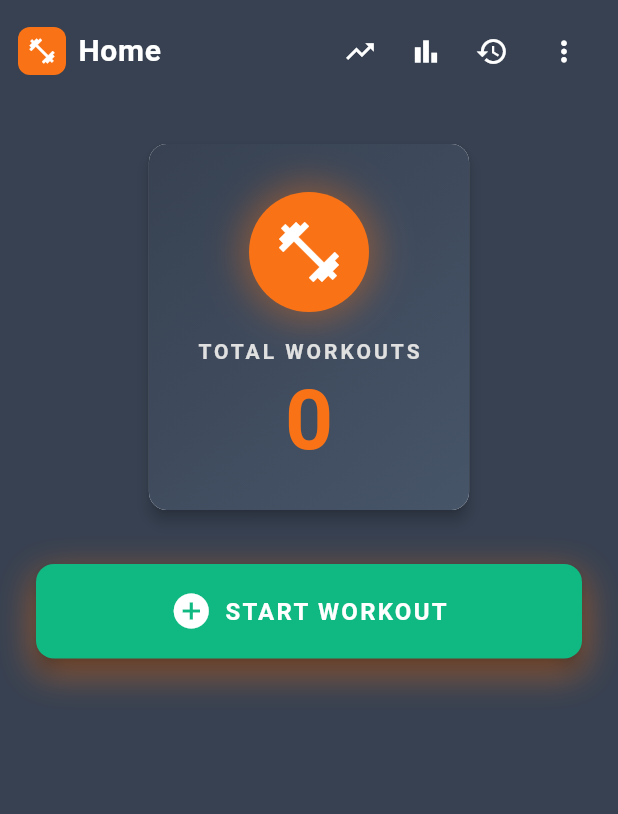
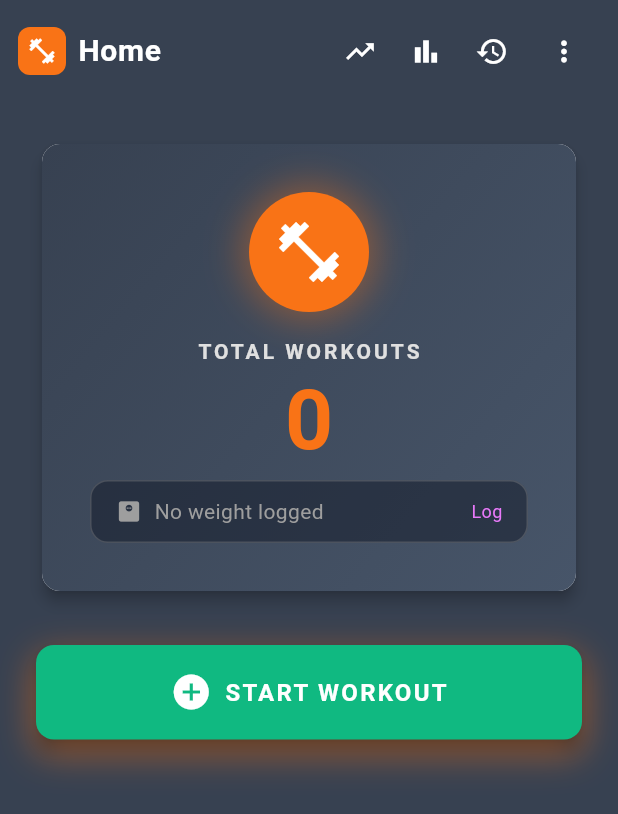
Before and after one commit to repkuc/workout-tracker-flutter, a Flutter app: the screen it shows after launch, on a phone screen of 412 x 824 dp. Shown: the top 814 px of the screen. Run offline on Flutter 3.47's test engine with Material 3 defaults, Android fonts, the phone set to English and light mode, and no system bars; our stand-ins replace easy_localization, file_picker, fl_chart, share_plus, shared_preferences.

Commit message:
feat: add body weight widget on home page

```diff
--- a/lib/main.dart
+++ b/lib/main.dart
@@ -1,5 +1,6 @@
 import 'package:flutter/material.dart';
 import 'package:easy_localization/easy_localization.dart';
+import 'package:workout_diary/services/body_weight_service.dart';
 import 'services/workout_service.dart';
 import 'pages/workout_editor_page.dart';
 import 'pages/history_page.dart';
@@ -7,6 +8,8 @@ import 'models/workout_models.dart';
 import 'pages/statistics_page.dart';
 import 'pages/progress_page.dart';
 import 'services/backup_service.dart';
+import 'services/body_weight_service.dart';
+import 'models/body_weight_entry.dart';
 
 void main() async {
   WidgetsFlutterBinding.ensureInitialized();
@@ -152,6 +155,7 @@ class _HomePageState extends State<HomePage> {
   bool _isLoading = true;
   int _draftCount = 0;
   Workout? _currentWorkout;
+  BodyWeightEntry? _todayWeight;
 
 // Контроллер для названия новой тренировки
   final _newWorkoutNameController = TextEditingController();
@@ -165,10 +169,12 @@ class _HomePageState extends State<HomePage> {
   Future<void> _loadWorkoutCount() async {
     final workouts = await _service.getCompletedWorkouts();
     final draft = await _service.getDraftWorkout();
+    final todayWeight = await BodyWeightService().getTodayEntry();
     setState(() {
       _workoutCount = workouts.length;
       _draftCount = draft != null ? 1 : 0;
       _currentWorkout = draft;
+      _todayWeight = todayWeight;
       _isLoading = false;
     });
   }
@@ -499,7 +505,82 @@ class _HomePageState extends State<HomePage> {
                                         height: 1,
                                       ),
                                     ),
-
+// Виджет веса тела
+                                    const SizedBox(height: 12),
+                                    GestureDetector(
+                                      onTap: () {
+                                        Navigator.push(
+                                          context,
+                                          MaterialPageRoute(
+                                            builder: (context) =>
+                                                const ProgressPage(),
+                                          ),
+                                        ).then((_) => _loadWorkoutCount());
+                                      },
+                                      child: Container(
+                                        padding: const EdgeInsets.symmetric(
+                                          horizontal: 16,
+                                          vertical: 10,
+                                        ),
+                                        decoration: BoxDecoration(
+                                          color: const Color(0xFF111827)
+                                              .withOpacity(0.5),
+                                          borderRadius:
+                                              BorderRadius.circular(12),
+                                          border: Border.all(
+                                            color: _todayWeight != null
+                                                ? const Color(0xFFE879F9)
+                                                    .withOpacity(0.5)
+                                                : Colors.grey.withOpacity(0.3),
+                                            width: 1,
+                                          ),
+                                        ),
+                                        child: Row(
+                                          mainAxisAlignment:
+                                              MainAxisAlignment.spaceBetween,
+                                          children: [
+                                            Row(
+                                              children: [
+                                                Icon(
+                                                  Icons.monitor_weight,
+                                                  color: _todayWeight != null
+                                                      ? const Color(0xFFE879F9)
+                                                      : Colors.grey[500],
+                                                  size: 18,
+                                                ),
+                                                const SizedBox(width: 8),
+                                                Text(
+                                                  _todayWeight != null
+                                                      ? '${_todayWeight!.weight} ${'workout.kg'.tr()}'
+                                                      : 'progress.no_weight_today'
+                                                          .tr(),
+                                                  style: TextStyle(
+                                                    color: _todayWeight != null
+                                                        ? Colors.white
+                                                        : Colors.grey[500],
+                                                    fontSize: 14,
+                                                    fontWeight:
+                                                        _todayWeight != null
+                                                            ? FontWeight.bold
+                                                            : FontWeight.normal,
+                                                  ),
+                                                ),
+                                              ],
+                                            ),
+                                            Text(
+                                              _todayWeight != null
+                                                  ? 'progress.edit_weight'.tr()
+                                                  : 'progress.add_weight_short'
+                                                      .tr(),
+                                              style: const TextStyle(
+                                                color: Color(0xFFE879F9),
+                                                fontSize: 12,
+                                              ),
+                                            ),
+                                          ],
+                                        ),
+                                      ),
+                                    ),
                                     // Бейдж черновика
                                     if (_draftCount > 0) ...[
                                       const SizedBox(height: 12),
```
